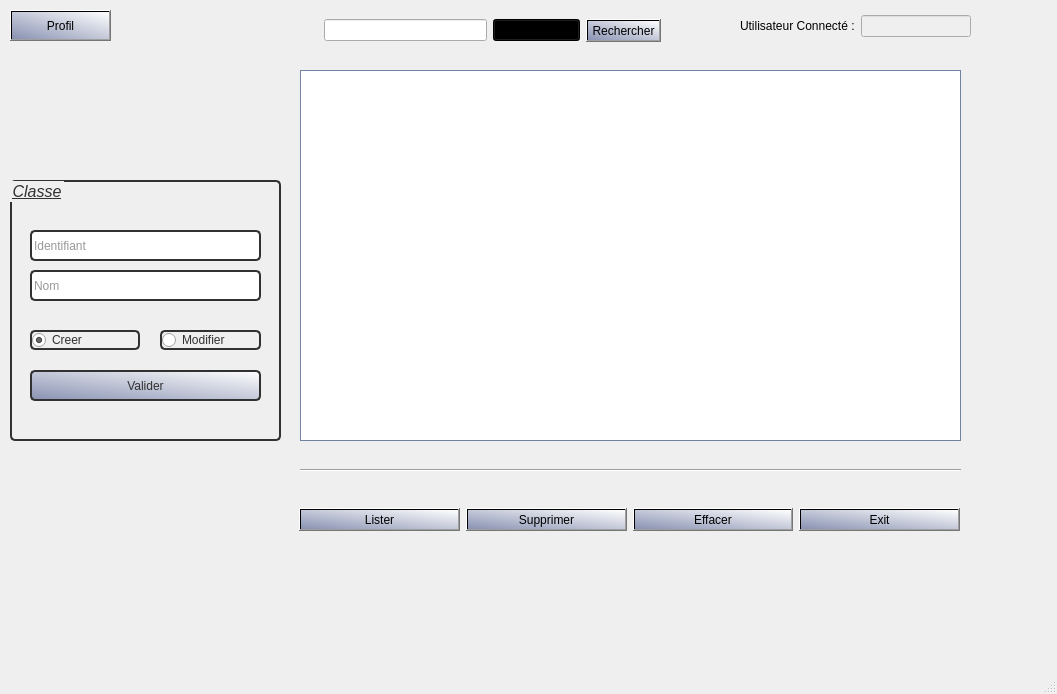
Qt form uiclasse.ui (chafaatoumk/gestion-notes-Qt) before a commit.
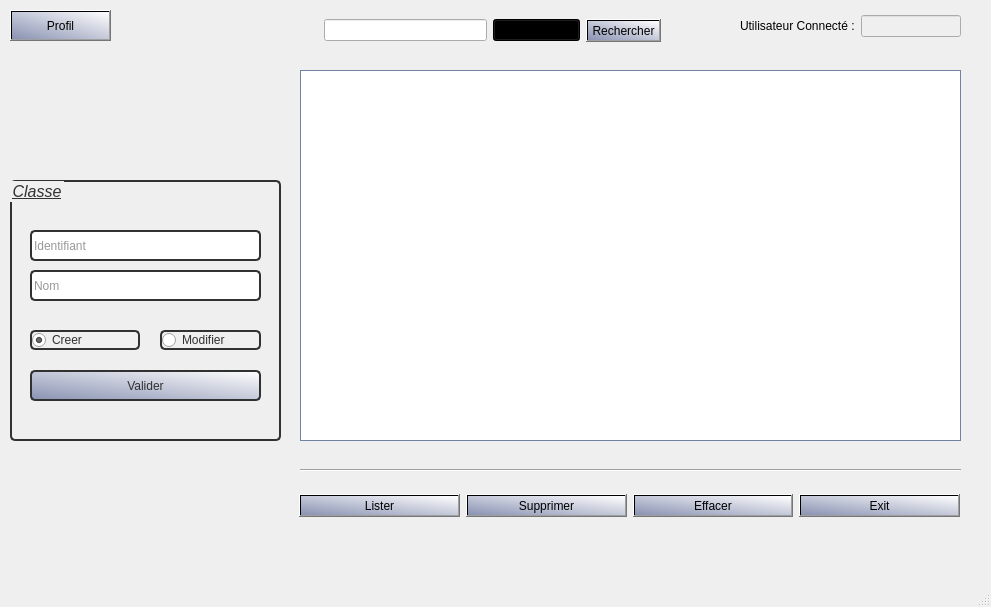
The same form after that commit.

```diff
--- a/uiclasse.ui
+++ b/uiclasse.ui
@@ -6,8 +6,8 @@
    <rect>
     <x>0</x>
     <y>0</y>
-    <width>1057</width>
-    <height>694</height>
+    <width>991</width>
+    <height>607</height>
    </rect>
   </property>
   <property name="windowTitle">
@@ -19,8 +19,8 @@
      <rect>
       <x>0</x>
       <y>0</y>
-      <width>1051</width>
-      <height>641</height>
+      <width>971</width>
+      <height>551</height>
      </rect>
     </property>
     <property name="styleSheet">
@@ -247,7 +247,7 @@
       <rect>
        <x>740</x>
        <y>10</y>
-       <width>231</width>
+       <width>221</width>
        <height>32</height>
       </rect>
      </property>
@@ -274,7 +274,7 @@
        <x>299</x>
        <y>480</y>
        <width>661</width>
-       <height>80</height>
+       <height>51</height>
       </rect>
      </property>
      <layout class="QHBoxLayout" name="horizontalLayout">
```
Left out of the diff: 2 changed lines with no effect on the pictures.
